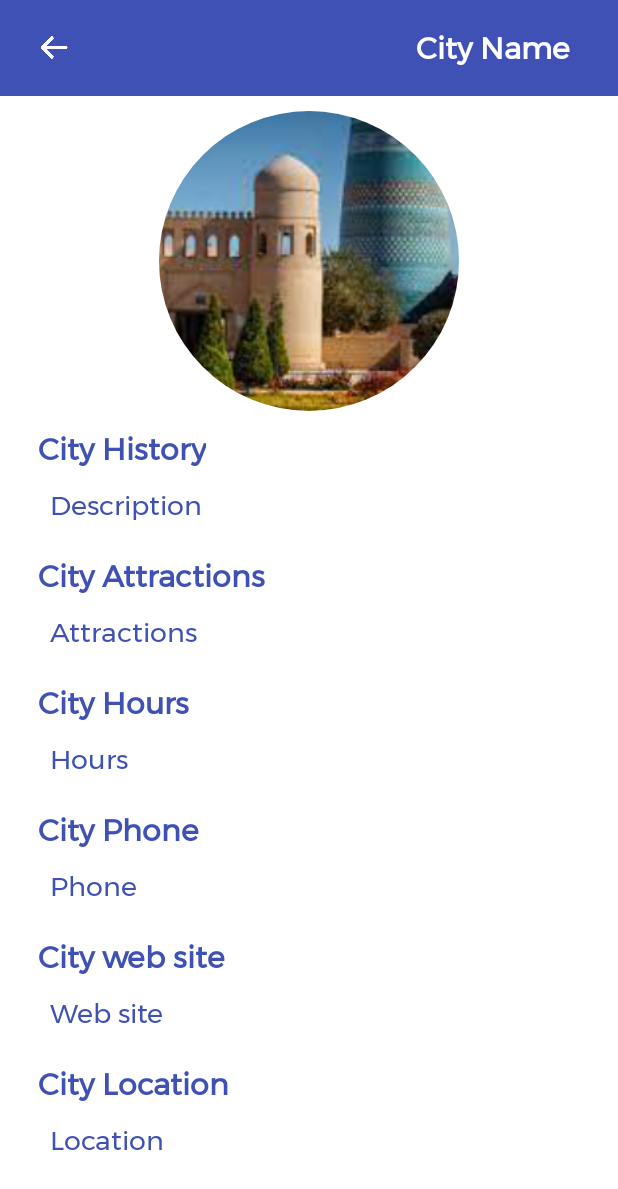
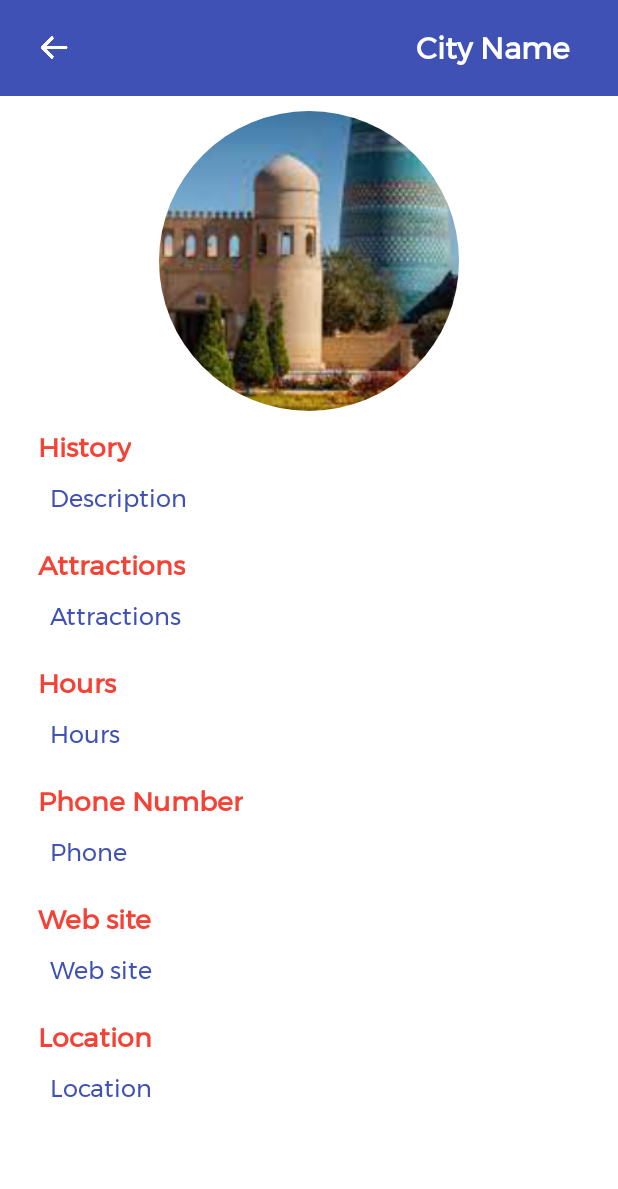
Before and after one commit to JasurbekRuzimov/TouristGuider, an Android app: the CityDetails screen opened directly, with no data from a screen before it, on a phone screen of 412 x 824 dp. Shown: the top 1189 px of the screen. Run offline under Robolectric (Android 15) with nearby library versions, the phone set to English and light mode, and no system bars; our stand-ins replace Firebase (no records; nobody signed in at launch, a user with empty details on screens opened directly); plain views replace RoundedImageView; 8 statements that could not run were skipped.

Commit message:
City Details updated

```diff
--- a/app/src/main/java/uz/example/touristguider/CityDetails.java
+++ b/app/src/main/java/uz/example/touristguider/CityDetails.java
@@ -7,35 +7,103 @@ import android.os.Bundle;
 import android.widget.ImageView;
 import android.widget.TextView;
 
+import com.google.firebase.database.DatabaseReference;
+import com.google.firebase.database.FirebaseDatabase;
+
+import uz.example.touristguider.databinding.ActivityCityDetailsBinding;
+
 public class CityDetails extends AppCompatActivity {
-    TextView city_name, city_history, cityLocation, cityAttraction, cityHours, cityPhone, cityWebsite;
-    ImageView detailImage, backBtn;
+
+    ActivityCityDetailsBinding binding;
+    DatabaseReference reference;
 
     @SuppressLint("MissingInflatedId")
     @Override
     protected void onCreate(Bundle savedInstanceState) {
         super.onCreate(savedInstanceState);
-        setContentView(R.layout.activity_city_details);
+        binding = ActivityCityDetailsBinding.inflate(getLayoutInflater());
+        setContentView(binding.getRoot());
 
-        city_name = findViewById(R.id.city_name);
-        city_history = findViewById(R.id.city_history);
-        detailImage = findViewById(R.id.detailImage);
-        cityLocation = findViewById(R.id.city_location);
-        cityAttraction = findViewById(R.id.city_attractions);
-        cityHours = findViewById(R.id.city_hours);
-        cityPhone = findViewById(R.id.city_phone);
-        cityWebsite = findViewById(R.id.city_website);
+//        city_name = findViewById(R.id.city_name);
+//        city_history = findViewById(R.id.city_history);
+//        detailImage = findViewById(R.id.detailImage);
+//        cityLocation = findViewById(R.id.city_location);
+//        cityAttraction = findViewById(R.id.city_attractions);
+//        cityHours = findViewById(R.id.city_hours);
+//        cityPhone = findViewById(R.id.city_phone);
+//        cityWebsite = findViewById(R.id.city_website);
 
-        backBtn = findViewById(R.id.backBtn);
-        backBtn.setOnClickListener(v -> {
+//        Bundle bundle = getIntent().getExtras();
+//        if (bundle != null) {
+//            city_name.setText(bundle.getString("Name"));
+//            city_history.setText(bundle.getString("History"));
+//        }
+
+
+        binding.backBtn.setOnClickListener(v -> {
             finish();
         });
 
-        Bundle bundle = getIntent().getExtras();
-        if (bundle != null) {
-            city_name.setText(bundle.getString("Name"));
-            city_history.setText(bundle.getString("History"));
-        }
+        FirebaseDatabase database = FirebaseDatabase.getInstance();
+        reference = database.getReference("regions");
+        reference = database.getReference("regions").child("Tashkent");
+        reference.child("Name").setValue("Tashkent");
+        reference.child("History").setValue("Tashkent is the capital of Uzbekistan. It’s known for its many museums and its mix of modern and Soviet-era architecture. The Amir Timur Museum houses manuscripts, weapons and other relics from the Timurid dynasty. Nearby, the huge State Museum of History of Uzbekistan has centuries-old Buddhist artifacts. The city’s skyline is distinguished by Tashkent Tower, which offers city views from its observation deck.");
+        reference.child("Location").setValue("41.2995° N, 69.2401° E");
+        reference.child("Attractions").setValue(" Amir Timur Museum\n State Museum of History of Uzbekistan\n Tashkent Tower");
+        reference.child("Hours").setValue("Open 24 hours");
+        reference.child("Phone").setValue("+998 71 200 00 00");
+        reference.child("Website").setValue("https://trvlland.com/wp-content/uploads/2022/09/uzbekistan_tashkent-3.jpg");
+        reference.child("Image").setValue(R.drawable.registon);
+
+        reference.child("Name").get().addOnCompleteListener(task -> {
+            if (task.isSuccessful()) {
+                binding.cityName.setText(task.getResult().getValue().toString());
+            }
+        });
+
+        reference.child("History").get().addOnCompleteListener(task -> {
+            if (task.isSuccessful()) {
+                binding.cityHistory.setText(task.getResult().getValue().toString());
+            }
+        });
+
+        reference.child("Location").get().addOnCompleteListener(task -> {
+            if (task.isSuccessful()) {
+                binding.cityLocation.setText(task.getResult().getValue().toString());
+            }
+        });
+
+        reference.child("Attractions").get().addOnCompleteListener(task -> {
+            if (task.isSuccessful()) {
+                binding.cityAttractions.setText(task.getResult().getValue().toString());
+            }
+        });
+
+        reference.child("Hours").get().addOnCompleteListener(task -> {
+            if (task.isSuccessful()) {
+                binding.cityHours.setText(task.getResult().getValue().toString());
+            }
+        });
+
+        reference.child("Phone").get().addOnCompleteListener(task -> {
+            if (task.isSuccessful()) {
+                binding.cityPhone.setText(task.getResult().getValue().toString());
+            }
+        });
+
+        reference.child("Website").get().addOnCompleteListener(task -> {
+            if (task.isSuccessful()) {
+                binding.cityWebsite.setText(task.getResult().getValue().toString());
+            }
+        });
+
+        reference.child("Image").get().addOnCompleteListener(task -> {
+            if (task.isSuccessful()) {
+                binding.detailImage.setImageResource(Integer.parseInt(task.getResult().getValue().toString()));
+            }
+        });
+
 
     }
 }
--- a/app/src/main/res/layout/activity_city_details.xml
+++ b/app/src/main/res/layout/activity_city_details.xml
@@ -77,9 +77,9 @@
                 android:layout_marginStart="15dp"
                 android:layout_marginTop="10dp"
                 android:fontFamily="@font/montserrat"
-                android:text="City History"
-                android:textColor="@color/primary"
-                android:textSize="20sp"
+                android:text="History"
+                android:textColor="@color/red"
+                android:textSize="18sp"
                 android:textStyle="bold"
                 tools:ignore="HardcodedText" />
 
@@ -94,7 +94,7 @@
                 android:padding="8dp"
                 android:text="Description"
                 android:textColor="@color/primary"
-                android:textSize="18sp"
+                android:textSize="16sp"
                 tools:ignore="HardcodedText,RtlHardcoded" />
 
             <TextView
@@ -103,9 +103,9 @@
                 android:layout_marginStart="15dp"
                 android:layout_marginTop="10dp"
                 android:fontFamily="@font/montserrat"
-                android:text="City Attractions"
-                android:textColor="@color/primary"
-                android:textSize="20sp"
+                android:text="Attractions"
+                android:textColor="@color/red"
+                android:textSize="18sp"
                 android:textStyle="bold"
                 tools:ignore="HardcodedText" />
 
@@ -120,7 +120,7 @@
                 android:padding="8dp"
                 android:text="Attractions"
                 android:textColor="@color/primary"
-                android:textSize="18sp"
+                android:textSize="16sp"
                 tools:ignore="HardcodedText,RtlHardcoded" />
 
             <TextView
@@ -129,9 +129,9 @@
                 android:layout_marginStart="15dp"
                 android:layout_marginTop="10dp"
                 android:fontFamily="@font/montserrat"
-                android:text="City Hours"
-                android:textColor="@color/primary"
-                android:textSize="20sp"
+                android:text="Hours"
+                android:textColor="@color/red"
+                android:textSize="18sp"
                 android:textStyle="bold"
                 tools:ignore="HardcodedText" />
 
@@ -146,7 +146,7 @@
                 android:padding="8dp"
                 android:text="Hours"
                 android:textColor="@color/primary"
-                android:textSize="18sp"
+                android:textSize="16sp"
                 tools:ignore="HardcodedText,RtlHardcoded" />
 
             <TextView
@@ -155,9 +155,9 @@
                 android:layout_marginStart="15dp"
                 android:layout_marginTop="10dp"
                 android:fontFamily="@font/montserrat"
-                android:text="City Phone"
-                android:textColor="@color/primary"
-                android:textSize="20sp"
+                android:text="Phone Number"
+                android:textColor="@color/red"
+                android:textSize="18sp"
                 android:textStyle="bold"
                 tools:ignore="HardcodedText" />
 
@@ -172,7 +172,7 @@
                 android:padding="8dp"
                 android:text="Phone"
                 android:textColor="@color/primary"
-                android:textSize="18sp"
+                android:textSize="16sp"
                 tools:ignore="HardcodedText,RtlHardcoded" />
 
             <TextView
@@ -181,9 +181,9 @@
                 android:layout_marginStart="15dp"
                 android:layout_marginTop="10dp"
                 android:fontFamily="@font/montserrat"
-                android:text="City web site"
-                android:textColor="@color/primary"
-                android:textSize="20sp"
+                android:text="Web site"
+                android:textColor="@color/red"
+                android:textSize="18sp"
                 android:textStyle="bold"
                 tools:ignore="HardcodedText" />
 
@@ -198,7 +198,7 @@
                 android:padding="8dp"
                 android:text="Web site"
                 android:textColor="@color/primary"
-                android:textSize="18sp"
+                android:textSize="16sp"
                 tools:ignore="HardcodedText,RtlHardcoded" />
 
             <TextView
@@ -207,9 +207,9 @@
                 android:layout_marginStart="15dp"
                 android:layout_marginTop="10dp"
                 android:fontFamily="@font/montserrat"
-                android:text="City Location"
-                android:textColor="@color/primary"
-                android:textSize="20sp"
+                android:text="Location"
+                android:textColor="@color/red"
+                android:textSize="18sp"
                 android:textStyle="bold"
                 tools:ignore="HardcodedText" />
 
@@ -224,7 +224,7 @@
                 android:padding="8dp"
                 android:text="Location"
                 android:textColor="@color/primary"
-                android:textSize="18sp"
+                android:textSize="16sp"
                 tools:ignore="HardcodedText,RtlHardcoded" />
 
 
```
